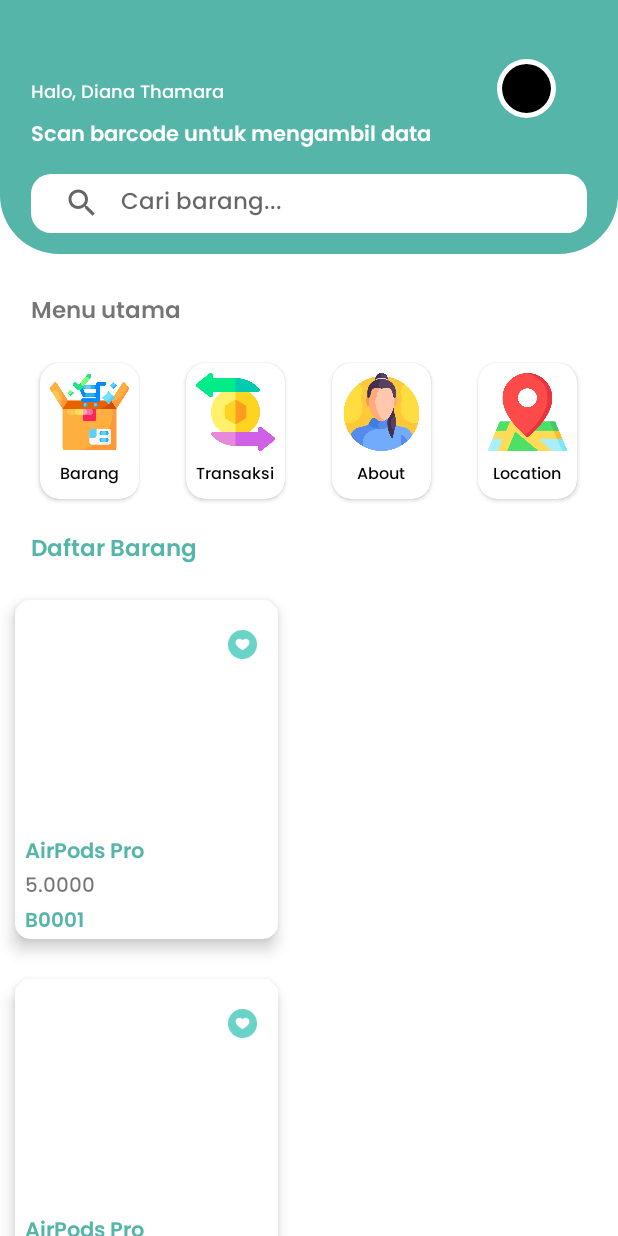
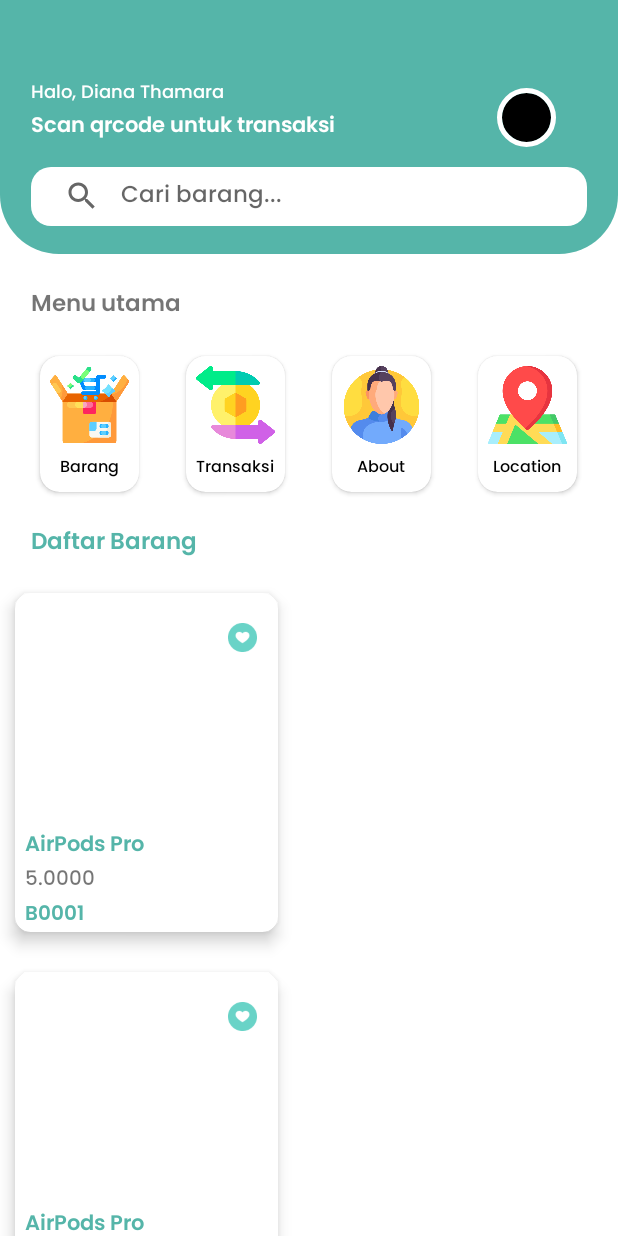
Before and after one commit to KEVINGILBERTTODING/Product-Scanner-Qrcode, an Android app: the layout activity_dashboard.xml on its own in the app's theme, with its tools: preview values and no code run, on a phone screen of 412 x 824 dp. Run offline under Robolectric (Android 15) with nearby library versions, the phone set to English and light mode, and no system bars.

Commit message:
fix load profile image in dashboard page

```diff
--- a/app/src/main/java/com/example/productscanner/DashboardActivity.java
+++ b/app/src/main/java/com/example/productscanner/DashboardActivity.java
@@ -20,6 +20,7 @@ import android.widget.TextView;
 import android.widget.Toast;
 
 import com.bumptech.glide.Glide;
+import com.bumptech.glide.load.engine.DiskCacheStrategy;
 import com.example.productscanner.Adapter.BarangAdapter;
 import com.example.productscanner.Model.BarangModel;
 import com.example.productscanner.Model.ProfileModel;
@@ -40,9 +41,11 @@ public class DashboardActivity extends AppCompatActivity {
     private RecyclerView.LayoutManager layoutManager;
     private BarangAdapter barangAdapter;
     private List<BarangModel> barangModelList;
+    private List<ProfileModel> profileModels;
     private InterfaceBarang interfaceBarang;
     SearchView searchView;
     SwipeRefreshLayout swipeRefreshLayout;
+
     TextView tv_username;
     ImageView img_profile;
 
@@ -71,12 +74,6 @@ public class DashboardActivity extends AppCompatActivity {
         img_profile.setOnClickListener(view ->{
             startActivity(new Intent(DashboardActivity.this, EditProfile.class));
         });
-
-        Glide.with(this)
-                .load(BASE_URL + "qrcode/profile_image/chika.png")
-                .into(img_profile);
-
-
 
     }
 
@@ -142,6 +139,12 @@ public class DashboardActivity extends AppCompatActivity {
         String username=sharedPreferences.getString("useremail",String.valueOf(MODE_PRIVATE));
         if (counter){
             tv_username.setText("Welcome, "+username);
+
+            Glide.with(this)
+                    .load(BASE_URL + "qrcode/profile_image/" + username + ".png")
+                    .skipMemoryCache(true)
+                    .diskCacheStrategy(DiskCacheStrategy.NONE)
+                    .into(img_profile);
         }
         else{
             startActivity(new Intent(DashboardActivity.this,LoginActivity.class));
--- a/app/src/main/res/layout/activity_dashboard.xml
+++ b/app/src/main/res/layout/activity_dashboard.xml
@@ -59,18 +59,14 @@
                         android:id="@+id/profile_image"
                         android:layout_width="@dimen/_30sdp"
                         android:layout_height="@dimen/_30sdp"
+                        android:layout_alignParentRight="true"
                         android:layout_gravity="end"
-                        android:layout_alignParentRight="true"
+                        android:layout_marginTop="@dimen/_25sdp"
                         android:layout_marginRight="@dimen/_16sdp"
                         android:src="@color/black"
-                        android:layout_marginTop="@dimen/_10sdp"
 
                         app:civ_border_color="#FFFF"
                         app:civ_border_width="3dp" />
-
-                </RelativeLayout>
-
-
 
 
                     <TextView
@@ -79,9 +75,11 @@
                         android:layout_height="wrap_content"
                         android:layout_below="@id/tvt_1"
                         android:fontFamily="@font/popsem"
-                    android:text="Scan barcode untuk mengambil data"
+                        android:text="Scan qrcode untuk transaksi"
                         android:textColor="@color/white"
                         android:textSize="@dimen/_11sdp" />
+
+                </RelativeLayout>
 
                 <androidx.appcompat.widget.SearchView
                     android:id="@+id/search_barr"
@@ -316,42 +314,7 @@
                         </androidx.appcompat.widget.LinearLayoutCompat>
 
 
-                        <androidx.appcompat.widget.LinearLayoutCompat
-                            android:layout_width="wrap_content"
-                            android:layout_height="wrap_content"
-                            android:orientation="vertical">
 
-
-                            <androidx.cardview.widget.CardView
-                                android:layout_width="@dimen/_60sdp"
-                                android:layout_height="wrap_content"
-                                android:layout_marginRight="@dimen/_15sdp"
-                                app:cardBackgroundColor="@color/white"
-                                app:cardCornerRadius="@dimen/_10sdp"
-                                app:cardUseCompatPadding="true">
-
-                                <LinearLayout
-                                    android:layout_width="wrap_content"
-                                    android:layout_height="wrap_content"
-                                    android:orientation="vertical"
-                                    android:padding="@dimen/_5sdp">
-
-                                    <TextView
-                                        android:layout_width="match_parent"
-                                        android:layout_height="wrap_content"
-                                        android:layout_gravity="center"
-                                        android:layout_marginTop="@dimen/_5sdp"
-                                        android:fontFamily="@font/popmed"
-                                        android:text="Keluar"
-                                        android:textAlignment="center"
-                                        android:textColor="@color/black"
-                                        android:textSize="@dimen/_8sdp" />
-
-                                </LinearLayout>
-
-                            </androidx.cardview.widget.CardView>
-
-                        </androidx.appcompat.widget.LinearLayoutCompat>
 
                     </LinearLayout>
 
```
Lines whose indentation alone changed are shown as unchanged.
